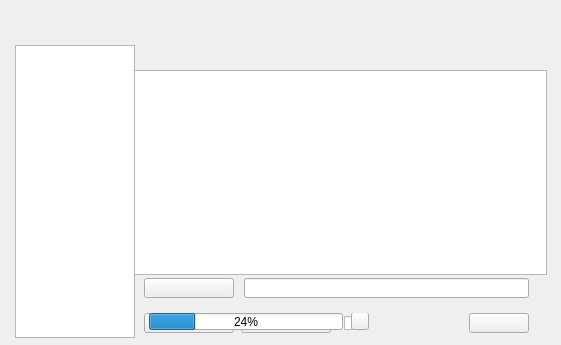
The window that ui/confw.ui (UbuntuKylin/kylin-software-center) describes before a commit, drawn with Qt 5.
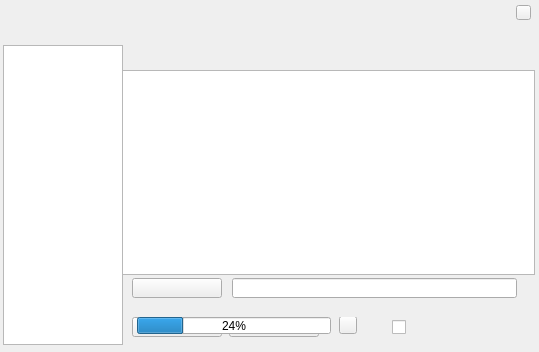
The same window after the commit.

What changed in the file:
```diff
--- a/ui/confw.ui
+++ b/ui/confw.ui
@@ -6,8 +6,8 @@
    <rect>
     <x>0</x>
     <y>0</y>
-    <width>561</width>
-    <height>345</height>
+    <width>539</width>
+    <height>352</height>
    </rect>
   </property>
   <property name="windowTitle">
@@ -16,20 +16,20 @@
   <widget class="QListWidget" name="pageListWidget">
    <property name="geometry">
     <rect>
-     <x>15</x>
+     <x>3</x>
      <y>45</y>
      <width>120</width>
-     <height>293</height>
+     <height>300</height>
     </rect>
    </property>
   </widget>
   <widget class="QWidget" name="sourceWidget" native="true">
    <property name="geometry">
     <rect>
-     <x>134</x>
+     <x>122</x>
      <y>45</y>
      <width>414</width>
-     <height>293</height>
+     <height>300</height>
     </rect>
    </property>
    <widget class="QListWidget" name="sourceListWidget">
@@ -46,7 +46,7 @@
     <property name="geometry">
      <rect>
       <x>10</x>
-      <y>268</y>
+      <y>272</y>
       <width>90</width>
       <height>20</height>
      </rect>
@@ -72,7 +72,7 @@
     <property name="geometry">
      <rect>
       <x>107</x>
-      <y>268</y>
+      <y>272</y>
       <width>90</width>
       <height>20</height>
      </rect>
@@ -81,19 +81,6 @@
      <string/>
     </property>
    </widget>
-   <widget class="QPushButton" name="btnClose">
-    <property name="geometry">
-     <rect>
-      <x>335</x>
-      <y>268</y>
-      <width>60</width>
-      <height>20</height>
-     </rect>
-    </property>
-    <property name="text">
-     <string/>
-    </property>
-   </widget>
    <widget class="QLabel" name="text1">
     <property name="geometry">
      <rect>
@@ -112,7 +99,7 @@
      <rect>
       <x>87</x>
       <y>12</y>
-      <width>326</width>
+      <width>310</width>
       <height>1</height>
      </rect>
     </property>
@@ -133,8 +120,8 @@
    <widget class="QCheckBox" name="cbhideubuntu">
     <property name="geometry">
      <rect>
-      <x>210</x>
-      <y>268</y>
+      <x>270</x>
+      <y>272</y>
       <width>120</width>
       <height>20</height>
      </rect>
@@ -147,7 +134,7 @@
     <property name="geometry">
      <rect>
       <x>15</x>
-      <y>268</y>
+      <y>272</y>
       <width>220</width>
       <height>17</height>
      </rect>
@@ -185,8 +172,21 @@
     <rect>
      <x>0</x>
      <y>0</y>
-     <width>561</width>
-     <height>345</height>
+     <width>539</width>
+     <height>352</height>
+    </rect>
+   </property>
+   <property name="text">
+    <string/>
+   </property>
+  </widget>
+  <widget class="QPushButton" name="btnClose">
+   <property name="geometry">
+    <rect>
+     <x>516</x>
+     <y>5</y>
+     <width>15</width>
+     <height>15</height>
     </rect>
    </property>
    <property name="text">
```
Left out of the diff: 1 changed line with no effect on the pictures.
